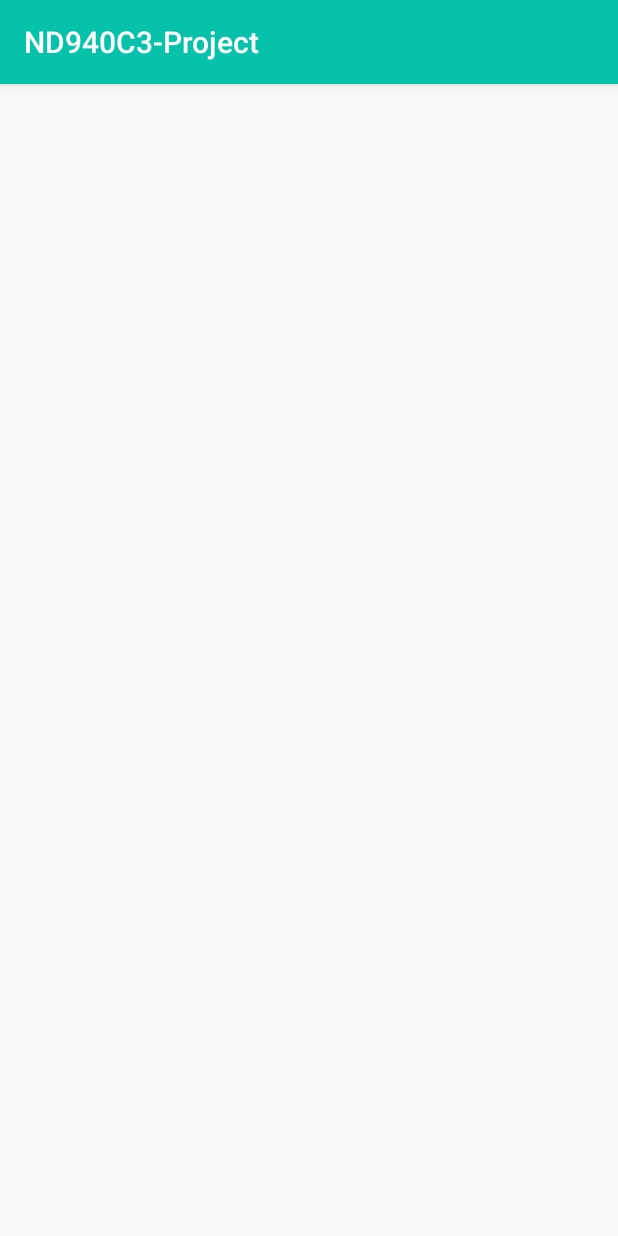
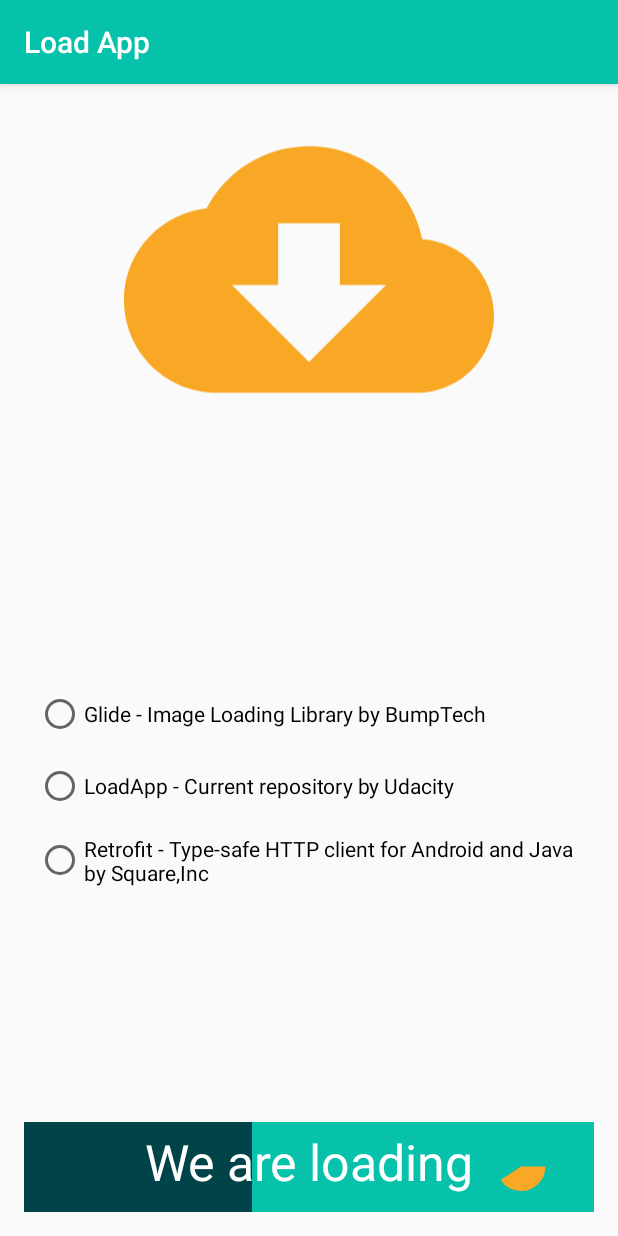
Before and after one commit to crisiscore/Custom-Animation-Project, an Android app: the screen it shows after launch (MainActivity), after a tap on an icon or button, on a phone screen of 412 x 824 dp. Run offline under Robolectric (Android 15) with nearby library versions, the phone set to English and light mode, and no system bars.

Commit message:
Added animation

```diff
--- a/app/src/main/AndroidManifest.xml
+++ b/app/src/main/AndroidManifest.xml
@@ -1,6 +1,8 @@
 <?xml version="1.0" encoding="utf-8"?>
 <manifest xmlns:android="http://schemas.android.com/apk/res/android"
     package="com.udacity">
+
+    <uses-permission android:name="android.permission.INTERNET" />
 
     <application
         android:allowBackup="true"
@@ -12,7 +14,7 @@
         <activity
             android:name=".DetailActivity"
             android:label="@string/title_activity_detail"
-            android:theme="@style/AppTheme.NoActionBar"></activity>
+            android:theme="@style/AppTheme.NoActionBar"/>
         <activity
             android:name=".MainActivity"
             android:label="@string/app_name"
--- a/app/src/main/java/com/udacity/ButtonState.kt
+++ b/app/src/main/java/com/udacity/ButtonState.kt
@@ -1,4 +1,6 @@
 package com.udacity
+
+import android.view.View
 
 
 sealed class ButtonState {
--- a/app/src/main/java/com/udacity/LoadingButton.kt
+++ b/app/src/main/java/com/udacity/LoadingButton.kt
@@ -3,44 +3,190 @@ package com.udacity
 import android.animation.ValueAnimator
 import android.content.Context
 import android.graphics.Canvas
+import android.graphics.Paint
+import android.graphics.Rect
 import android.util.AttributeSet
 import android.view.View
+import android.view.animation.AccelerateDecelerateInterpolator
+import androidx.core.animation.doOnEnd
 import kotlin.properties.Delegates
 
+private const val PROGRESS_DURATION = 5000L
+
 class LoadingButton @JvmOverloads constructor(
-    context: Context, attrs: AttributeSet? = null, defStyleAttr: Int = 0
+    context: Context,
+    attrs: AttributeSet? = null,
+    defStyleAttr: Int = 0
 ) : View(context, attrs, defStyleAttr) {
-    private var widthSize = 0
-    private var heightSize = 0
 
-    private val valueAnimator = ValueAnimator()
+    private var valueAnimator = ValueAnimator()
+    private var valueAnimatorCircleLoading = ValueAnimator()
+
+    private var buttonWidth = 0
+    private var buttonHeight = 0
+
+    private var circleRadius = 0f
+    private var circleX = 0f
+    private var circleY = 0f
+
+    private var progressBar = 0f
+    private var progressBarRect = Rect()
+    private var progressCircle = 0f
+
+    private var text = resources.getString(R.string.button_name)
+
+    private var buttonColor = 0
+    private var textColor = 0
+    private var buttonProgressColor = 0
+    private var circleColor = 0
+
+    private var buttonPaint = Paint(Paint.ANTI_ALIAS_FLAG)
+    private var textPaint = Paint(Paint.ANTI_ALIAS_FLAG).apply {
+        isAntiAlias = true
+        textAlign = Paint.Align.CENTER
+    }
+    private var circlePaint = Paint(Paint.ANTI_ALIAS_FLAG).apply {
+        style = Paint.Style.FILL
+    }
+    private val textBounds = Rect()
 
     private var buttonState: ButtonState by Delegates.observable<ButtonState>(ButtonState.Completed) { p, old, new ->
+        when (new) {
+            ButtonState.Loading -> {
+                startAnimator()
+            }
+            ButtonState.Completed -> {
+                stopAnimator()
+            }
+            ButtonState.Clicked -> {
+                stopAnimator()
+            }
+        }
+    }
+
+    private fun stopAnimator() {
+        text = resources.getString(R.string.button_name)
+        isClickable = true
+        valueAnimator.cancel()
+        valueAnimatorCircleLoading.cancel()
+        progressBarRect.right = 0
+        progressBar = 0f
+        progressCircle = 0f
+        invalidate()
+    }
+
+    private fun startAnimator() {
+        text = resources.getString(R.string.button_loading)
+        isClickable = false
+        val progressSteps = 100
+        progressBarRect.bottom = buttonHeight
+
+        valueAnimator.apply {
+            setIntValues(0, progressSteps)
+            duration = PROGRESS_DURATION
+            addUpdateListener {
+                progressBar = (it.animatedValue as Int).toFloat()
+                progressBarRect.right = (progressBar * buttonWidth / progressSteps).toInt()
+                if (it.animatedValue == buttonWidth && buttonState is ButtonState.Completed) {
+                    valueAnimator.cancel()
+                }
+                invalidate()
+            }
+            start()
+        }
+
+        valueAnimatorCircleLoading = ValueAnimator.ofFloat(0f, 360f).apply {
+            duration = PROGRESS_DURATION
+            addUpdateListener {
+                progressCircle = it.animatedValue as Float
+                invalidate()
+            }
+
+            doOnEnd {
+                setButtonState(ButtonState.Clicked)
+            }
+            start()
+        }
 
     }
 
-
     init {
-
+        isClickable = true
+        context.theme.obtainStyledAttributes(attrs, R.styleable.LoadingButton, 0, 0).apply {
+            try {
+                buttonColor = getColor(R.styleable.LoadingButton_loading_background_color, 0)
+                textColor = getColor(R.styleable.LoadingButton_loading_text_color, 0)
+                circleColor = getColor(R.styleable.LoadingButton_loading_circle_color, 0)
+                buttonProgressColor = getColor(R.styleable.LoadingButton_loading_progress_color, 0)
+            } finally {
+                recycle()
+            }
+        }
     }
 
+    @JvmName("setButtonState1")
+    fun setButtonState(state: ButtonState) {
+        buttonState = state
+    }
 
     override fun onDraw(canvas: Canvas?) {
         super.onDraw(canvas)
 
+        canvas?.let {
+            it.drawColor(buttonColor)
+            buttonPaint.color = buttonColor
+            it.drawRect(0f, 0f, buttonWidth.toFloat(), buttonHeight.toFloat(), buttonPaint)
+
+            buttonPaint.color = buttonProgressColor
+            it.drawRect(0f,0f,progressBarRect.width().toFloat(), progressBarRect.height().toFloat(), buttonPaint)
+
+
+            textPaint.getTextBounds(text, 0, text.length, textBounds)
+            it.drawText(
+                text,
+                buttonWidth / 2f,
+                buttonHeight / 2f - textBounds.exactCenterY(),
+                textPaint
+            )
+            circlePaint.color = circleColor
+            val left = (buttonWidth / 2 + textBounds.exactCenterX()) + textBounds.height() / 2
+            val top = ((buttonHeight - textBounds.height()) / 2).toFloat()
+            val right = (left + textBounds.height())
+            val bottom = top + textBounds.height()
+            it.drawArc(
+                left,
+                top,
+                right,
+                bottom,
+                0f,
+                progressCircle,
+                true,
+                circlePaint
+            )
+        }
     }
 
     override fun onMeasure(widthMeasureSpec: Int, heightMeasureSpec: Int) {
-        val minw: Int = paddingLeft + paddingRight + suggestedMinimumWidth
-        val w: Int = resolveSizeAndState(minw, widthMeasureSpec, 1)
-        val h: Int = resolveSizeAndState(
-            MeasureSpec.getSize(w),
-            heightMeasureSpec,
-            0
-        )
-        widthSize = w
-        heightSize = h
-        setMeasuredDimension(w, h)
+        super.onMeasure(widthMeasureSpec, heightMeasureSpec)
+        buttonWidth = MeasureSpec.getSize(widthMeasureSpec)
+        buttonHeight = MeasureSpec.getSize(heightMeasureSpec)
+        circleRadius = buttonHeight / 2f
+        circleX = circleRadius + progressBar * buttonWidth
+        circleY = buttonHeight / 2f
+        setMeasuredDimension(buttonWidth, buttonHeight)
     }
 
+    override fun onSizeChanged(w: Int, h: Int, oldw: Int, oldh: Int) {
+        super.onSizeChanged(w, h, oldw, oldh)
+        buttonPaint.color = buttonColor
+        textPaint.color = textColor
+        textPaint.textSize = 50f
+        circlePaint.color = circleColor
+    }
+
+    override fun performClick(): Boolean {
+        if (super.performClick()) return true
+        buttonState = ButtonState.Loading
+        return true
+    }
 }
--- a/app/src/main/java/com/udacity/MainActivity.kt
+++ b/app/src/main/java/com/udacity/MainActivity.kt
@@ -13,7 +13,6 @@ import androidx.appcompat.app.AppCompatActivity
 import androidx.core.app.NotificationCompat
 import kotlinx.android.synthetic.main.activity_main.*
 import kotlinx.android.synthetic.main.content_main.*
-
 
 class MainActivity : AppCompatActivity() {
 
@@ -31,6 +30,7 @@ class MainActivity : AppCompatActivity() {
         registerReceiver(receiver, IntentFilter(DownloadManager.ACTION_DOWNLOAD_COMPLETE))
 
         custom_button.setOnClickListener {
+            custom_button.setButtonState(ButtonState.Loading)
             download()
         }
     }
--- /dev/null
+++ b/app/src/main/res/drawable/baseline_cloud_download_24.xml
@@ -0,0 +1,5 @@
+<vector android:height="24dp" android:tint="#000000"
+    android:viewportHeight="24" android:viewportWidth="24"
+    android:width="24dp" xmlns:android="http://schemas.android.com/apk/res/android">
+    <path android:fillColor="@android:color/white" android:pathData="M19.35,10.04C18.67,6.59 15.64,4 12,4 9.11,4 6.6,5.64 5.35,8.04 2.34,8.36 0,10.91 0,14c0,3.31 2.69,6 6,6h13c2.76,0 5,-2.24 5,-5 0,-2.64 -2.05,-4.78 -4.65,-4.96zM17,13l-5,5 -5,-5h3V9h4v4h3z"/>
+</vector>
--- a/app/src/main/res/layout/content_main.xml
+++ b/app/src/main/res/layout/content_main.xml
@@ -9,14 +9,70 @@
     tools:context=".MainActivity"
     tools:showIn="@layout/activity_main">
 
+
+    <ImageView
+        android:id="@+id/imageView"
+        android:layout_width="0dp"
+        android:layout_height="0dp"
+        app:layout_constraintDimensionRatio="w,1:1"
+        app:layout_constraintEnd_toEndOf="parent"
+        app:layout_constraintStart_toStartOf="parent"
+        app:layout_constraintTop_toTopOf="parent"
+        app:layout_constraintWidth_default="percent"
+        app:layout_constraintWidth_percent="0.6"
+        app:srcCompat="@drawable/baseline_cloud_download_24"
+        app:tint="@color/colorAccent"
+        tools:ignore="ContentDescription" />
+
+    <RadioGroup
+        android:layout_width="0dp"
+        android:layout_height="wrap_content"
+        android:layout_marginStart="16dp"
+        android:layout_marginTop="16dp"
+        android:layout_marginEnd="16dp"
+        android:layout_marginBottom="16dp"
+        app:layout_constraintBottom_toTopOf="@+id/custom_button"
+        app:layout_constraintEnd_toEndOf="parent"
+        app:layout_constraintStart_toStartOf="parent"
+        app:layout_constraintTop_toBottomOf="@+id/imageView">
+
+        <RadioButton
+            android:id="@+id/rbGlide"
+            android:layout_width="wrap_content"
+            android:layout_height="wrap_content"
+            android:layout_margin="8dp"
+            android:text="@string/glide_label" />
+
+        <RadioButton
+            android:id="@+id/rbLoadApp"
+            android:layout_width="wrap_content"
+            android:layout_height="wrap_content"
+            android:layout_margin="8dp"
+            android:text="@string/load_app_label" />
+
+        <RadioButton
+            android:id="@+id/rbRetrofit"
+            android:layout_width="wrap_content"
+            android:layout_height="wrap_content"
+            android:layout_margin="8dp"
+            android:text="@string/retrofit_label" />
+
+    </RadioGroup>
+
     <com.udacity.LoadingButton
         android:id="@+id/custom_button"
         android:layout_width="0dp"
-        app:layout_constraintStart_toStartOf="parent"
+        android:layout_height="60dp"
+        android:layout_marginStart="16dp"
+        android:layout_marginTop="16dp"
+        android:layout_marginEnd="16dp"
+        app:loading_background_color="@color/colorPrimary"
+        app:loading_text_color="@android:color/white"
+        app:loading_progress_color="@color/colorPrimaryDark"
+        app:loading_circle_color="@color/colorAccent"
+        android:layout_marginBottom="16dp"
+        app:layout_constraintBottom_toBottomOf="parent"
         app:layout_constraintEnd_toEndOf="parent"
-        android:layout_height="60dp"
-        android:layout_margin="20dp"
-        app:layout_constraintBottom_toBottomOf="parent"
-        app:layout_constraintTop_toTopOf="parent" />
+        app:layout_constraintStart_toStartOf="parent" />
 
 </androidx.constraintlayout.widget.ConstraintLayout>
--- a/app/src/main/res/values/attrs.xml
+++ b/app/src/main/res/values/attrs.xml
@@ -1,6 +1,57 @@
 <?xml version="1.0" encoding="utf-8"?>
 <resources>
     <declare-styleable name="LoadingButton">
-<!--   TODO: create custom attributes for the view-->
+
+        <attr name="loading_text" format="string" />
+        <attr name="loading_text_color" format="color" />
+        <attr name="loading_text_size" format="dimension" />
+        <attr name="loading_text_style" format="enum">
+            <enum name="normal" value="0" />
+            <enum name="bold" value="1" />
+            <enum name="italic" value="2" />
+            <enum name="bold_italic" value="3" />
+        </attr>
+
+        <attr name="loading_background_color" format="color" />
+        <attr name="loading_background_drawable" format="reference" />
+
+        <attr name="loading_circle_color" format="color"/>
+
+        <attr name="loading_progress_color" format="color" />
+        <attr name="loading_progress_drawable" format="reference" />
+
+        <attr name="loading_progress_size" format="dimension" />
+        <attr name="loading_progress_width" format="dimension" />
+
+        <attr name="loading_progress_margin_left" format="dimension" />
+        <attr name="loading_progress_margin_right" format="dimension" />
+        <attr name="loading_progress_margin_top" format="dimension" />
+        <attr name="loading_progress_margin_bottom" format="dimension" />
+
+        <attr name="loading_progress_padding_left" format="dimension" />
+        <attr name="loading_progress_padding_right" format="dimension" />
+        <attr name="loading_progress_padding_top" format="dimension" />
+        <attr name="loading_progress_padding_bottom" format="dimension" />
+
+        <attr name="loading_progress_gravity" format="enum">
+            <enum name="start" value="0" />
+            <enum name="center" value="1" />
+            <enum name="end" value="2" />
+        </attr>
+
+        <attr name="loading_progress_style" format="enum">
+            <enum name="normal" value="0" />
+            <enum name="small" value="1" />
+            <enum name="large" value="2" />
+        </attr>
+
+        <attr name="loading_progress_orientation" format="enum">
+            <enum name="horizontal" value="0" />
+            <enum name="vertical" value="1" />
+        </attr>
+
+        <attr name="loading_progress_duration" format="integer" />
+
+        <attr name="loading_progress_interpolator" format="reference" />
     </declare-styleable>
 </resources>
--- a/app/src/main/res/values/strings.xml
+++ b/app/src/main/res/values/strings.xml
@@ -1,5 +1,5 @@
 <resources>
-    <string name="app_name">ND940C3-Project</string>
+    <string name="app_name">Load App</string>
     <string name="app_description">Download files from Internet</string>
     <string name="action_settings">Settings</string>
 
@@ -11,4 +11,8 @@
     <string name="button_name">Click me</string>
     <string name="button_loading">We are loading </string>
     <string name="title_activity_detail">DetailActivity</string>
+
+    <string name="glide_label">Glide - Image Loading Library by BumpTech</string>
+    <string name="load_app_label">LoadApp - Current repository by Udacity</string>
+    <string name="retrofit_label">Retrofit - Type-safe HTTP client for Android and Java by Square,Inc</string>
 </resources>
```
Also changed, not shown: app/build.gradle (+9 -0 lines).
